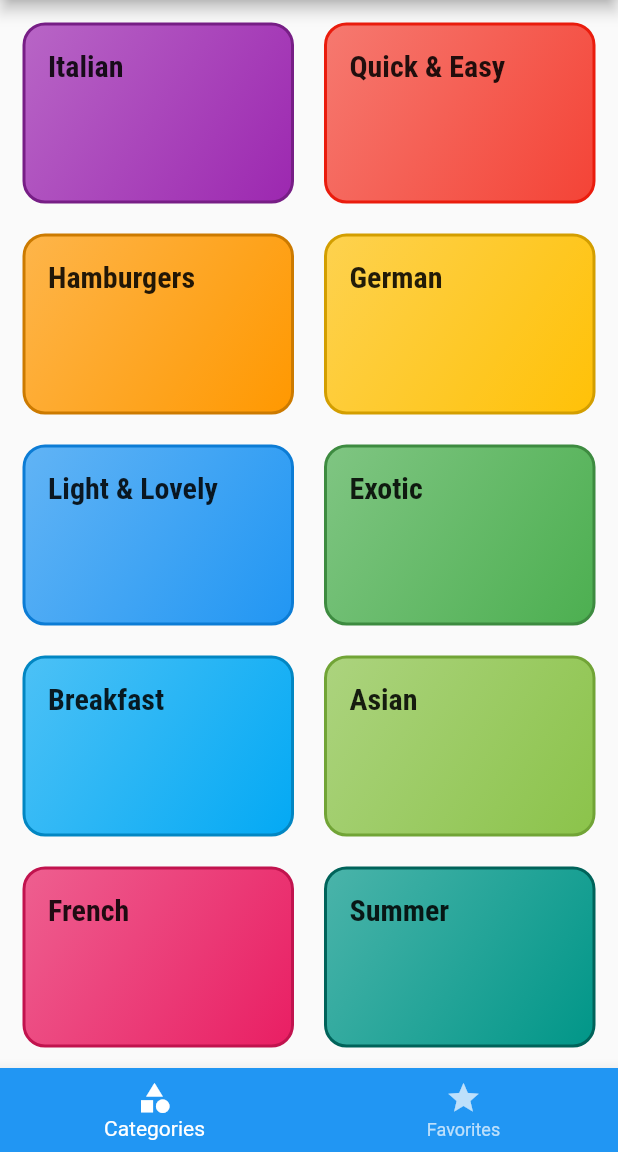
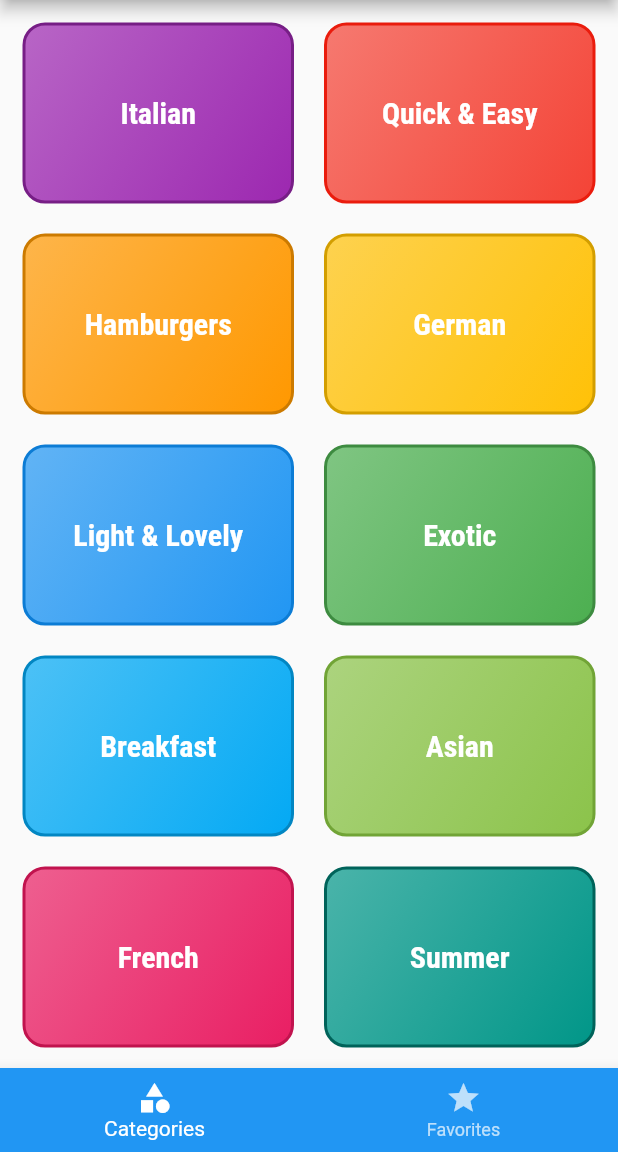
Before and after one commit to damjanh/meals, a Flutter app: the screen it shows after launch, on a phone screen of 412 x 824 dp, the part 84-1236 px from its top. Run offline on Flutter 3.47's test engine with Material 2 defaults, Android fonts, the phone set to English and light mode, and no system bars; our stand-ins replace shared_preferences.

Commit message:
Implement shared prefs for filters and fix category item style.

```diff
--- a/lib/main.dart
+++ b/lib/main.dart
@@ -5,6 +5,7 @@ import 'screens/category_meals_screen.dart';
 import 'screens/filters_screen.dart';
 import 'screens/meal_detail_screen.dart';
 import 'screens/tabs_screen.dart';
+import 'shared_preferences.dart';
 
 void main() => runApp(MyApp());
 
@@ -14,10 +15,19 @@ class MyApp extends StatefulWidget {
 }
 
 class _MyAppState extends State<MyApp> {
-  Filters _filters = Filters();
+  Filters _filters;
   List<String> _favorites = [];
 
+  @override
+  void initState() {
+    SharedPreferencesHelper.getFilters().then((value) {
+      _filters = value;
+    });
+    super.initState();
+  }
+
   void _setFilters(Filters filters) {
+    SharedPreferencesHelper.setFilters(filters);
     setState(() {
       _filters = filters;
     });
--- /dev/null
+++ b/lib/shared_preferences.dart
@@ -0,0 +1,37 @@
+import 'dart:async';
+
+import 'package:shared_preferences/shared_preferences.dart';
+
+import './model/filters.dart';
+
+class SharedPreferencesHelper {
+  static const _FILTER_LACTOSE = "filter_lactose";
+  static const _FILTER_VEGETARIAN = "filter_vegetarian";
+  static const _FILTER_VEGAN = "filter_vegan";
+  static const _FILTER_GLUTEN = "filter_gluten";
+
+  static Future<SharedPreferences> get preferences =>
+      SharedPreferences.getInstance();
+
+  static Future setFilters(Filters filters) async {
+    final prefs = await preferences;
+    var futures = List<Future>();
+    futures.add(prefs.setBool(_FILTER_LACTOSE, filters.lactose ?? false));
+    futures.add(prefs.setBool(_FILTER_VEGETARIAN, filters.vegetarian ?? false));
+    futures.add(prefs.setBool(_FILTER_VEGAN, filters.vegan ?? false));
+    futures.add(prefs.setBool(_FILTER_GLUTEN, filters.gluten ?? false));
+
+    return Future.wait(futures);
+  }
+
+  static Future<Filters> getFilters() async {
+    final prefs = await preferences;
+    final lactose = prefs.getBool(_FILTER_LACTOSE) ?? false;
+    final vegetarian = prefs.getBool(_FILTER_VEGETARIAN) ?? false;
+    final vegan = prefs.getBool(_FILTER_VEGAN) ?? false;
+    final gluten = prefs.getBool(_FILTER_GLUTEN) ?? false;
+
+    return Filters(
+        vegan: vegan, lactose: lactose, gluten: gluten, vegetarian: vegetarian);
+  }
+}
--- a/lib/widgets/category_item.dart
+++ b/lib/widgets/category_item.dart
@@ -20,10 +20,13 @@ class CategoryItem extends StatelessWidget {
       splashColor: Theme.of(context).accentColor,
       borderRadius: BorderRadius.circular(15),
       child: Container(
+        alignment: Alignment.center,
         padding: const EdgeInsets.all(15),
         child: Text(
           category.title,
-          style: Theme.of(context).textTheme.headline6,
+          style: Theme.of(context).textTheme.headline6.copyWith(
+            color: Colors.white,
+          ),
         ),
         decoration: BoxDecoration(
           gradient: LinearGradient(
--- a/pubspec.yaml
+++ b/pubspec.yaml
@@ -19,6 +19,7 @@ environment:
 dependencies:
   flutter:
     sdk: flutter
+  shared_preferences: ^0.5.6+2
 
   # The following adds the Cupertino Icons font to your application.
   # Use with the CupertinoIcons class for iOS style icons.
```
Also changed, not shown: pubspec.lock.
